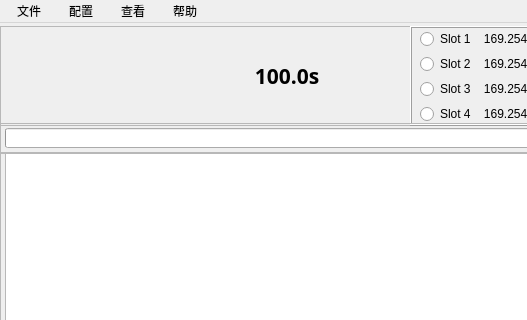
First picture: the form in mainwindow.ui, repository huyanzhao/verify, before the edit; both pictures show x 0 to 527 and y 0 to 320 of the 1200 by 675 pixel window.
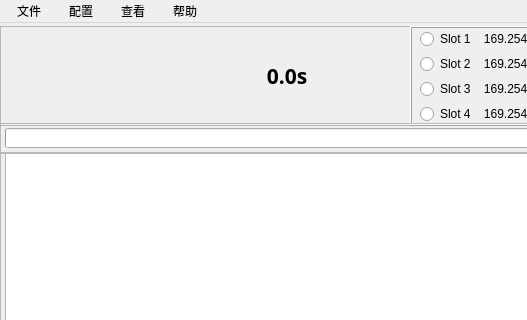
Second picture: the form after the edit. Icons and pictures are not drawn.

What changed in the file:
```diff
--- a/mainwindow.ui
+++ b/mainwindow.ui
@@ -73,7 +73,7 @@
       <string>耗时</string>
      </property>
      <property name="text">
-      <string>100.0s</string>
+      <string>0.0s</string>
      </property>
      <property name="alignment">
       <set>Qt::AlignCenter</set>
```
